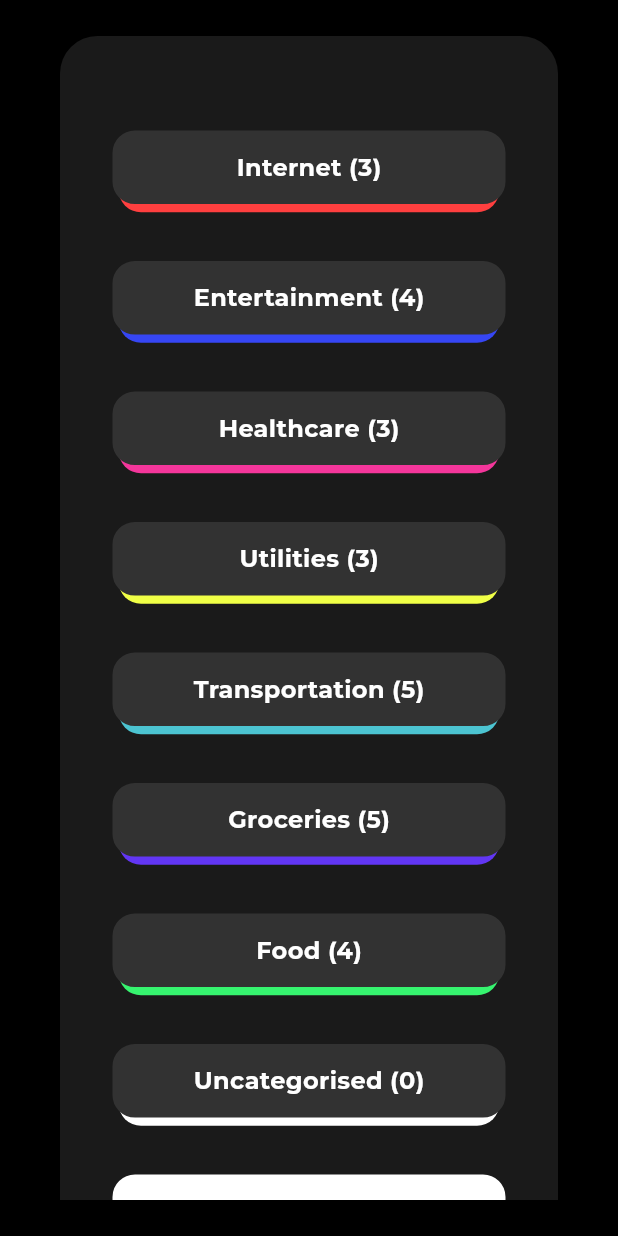
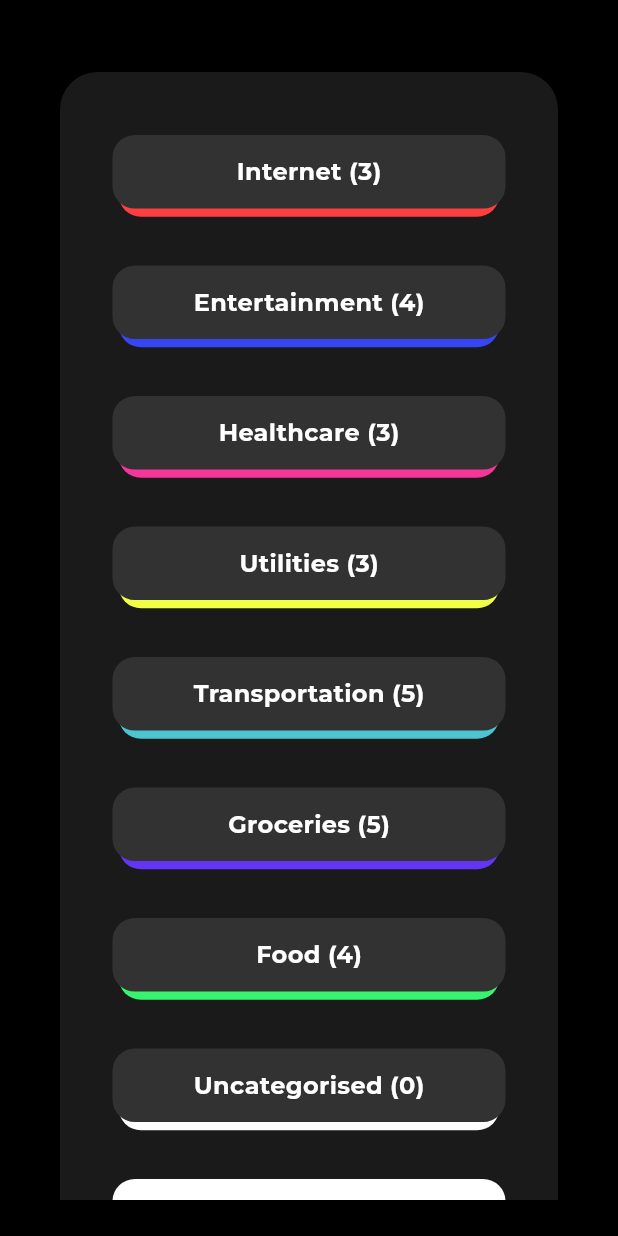
Before and after one commit to Benji-Philip/doshi, a Flutter app: the CategoryListSelector widget shown alone on an empty page, opened directly, on a phone screen of 412 x 824 dp. Run offline on Flutter 3.47's test engine with Material 3 defaults, Android fonts, the light colour scheme and no system bars; drawn by our look-alikes of flutter_slidable; our stand-ins replace camera, file_picker, fl_chart, flutter_colorpicker, fluttertoast, google_fonts and 5 more; missing offline and left inert: currency_picker, flutter_displaymode, month_year_picker; accounts and stored records are empty; generated files the repository leaves out were written again; project files that could hold a hidden picture were left out.

Commit message:
chnaged some padding settings

```diff
--- a/lib/components/category_selector.dart
+++ b/lib/components/category_selector.dart
@@ -38,31 +38,31 @@ class _CategoryListState extends ConsumerState<CategoryListSelector> {
         ref.watch(subCategoryDatabaseProvider.notifier);
     List<SubCategoryEntry> currentSubCategories =
         subCategoriesDatabaseNotifier.currentSubCategories.reversed.toList();
-    return SafeArea(
-      child: Dialog(
+    return Dialog(
       backgroundColor: Colors.transparent,
       child: SingleChildScrollView(
         controller: _scrollController,
         child: Column(
           children: [
-              Stack(
-                children: [
-                  Container(
+            Padding(
+              padding: const EdgeInsets.symmetric(vertical: 24.0),
+              child: Container(
                 decoration: BoxDecoration(
                     borderRadius: const BorderRadius.all(Radius.circular(25)),
                     color: Theme.of(context).colorScheme.tertiary),
                 child: Padding(
-                      padding: const EdgeInsets.all(21.0),
+                  padding: EdgeInsets.symmetric(
+                      horizontal: 21.0,
+                      vertical: widget.editMode ?? false ? 0 : 12),
                   child: CategoryList(
                       editMode: widget.editMode,
                       currentCategories: currentCategories,
                       currentSubCategories: currentSubCategories),
                 ),
               ),
-                ],
             ),
             Padding(
-                padding: const EdgeInsets.only(top: 24.0),
+              padding: const EdgeInsets.only(top: 0.0),
               child: MyButton(
                 borderRadius: 50,
                 onTap: () {
@@ -81,7 +81,6 @@ class _CategoryListState extends ConsumerState<CategoryListSelector> {
           ],
         ),
       ),
-      ),
     );
   }
 }
--- a/lib/components/slidable_category.dart
+++ b/lib/components/slidable_category.dart
@@ -114,6 +114,33 @@ class _SlidableCategoryState extends ConsumerState<SlidableCategory>
                   motion: const BehindMotion(),
                   children: [
                     SlidableAction(
+                      padding: const EdgeInsets.only(right: 0),
+                      onPressed: (context) {
+                        if (widget.notInList || widget.index == 0) {
+                          return;
+                        }
+                        HapticFeedback.lightImpact();
+
+                        HapticFeedback.lightImpact();
+                        ref.read(categoryColor.notifier).update((state) =>
+                            Color(widget.currentCategories[widget.index]
+                                .categoryColor));
+                        ref.read(categoryText.notifier).update((state) =>
+                            widget.currentCategories[widget.index].category);
+                        Navigator.of(context).push(PageRouteBuilder(
+                            opaque: false,
+                            barrierDismissible: false,
+                            pageBuilder: (BuildContext context, _, __) {
+                              return EditCategory(
+                                id: widget.currentCategories[widget.index].id,
+                              );
+                            }));
+                      },
+                      backgroundColor: const Color.fromARGB(0, 255, 255, 255),
+                      foregroundColor: Theme.of(context).colorScheme.surface,
+                      icon: Icons.edit_rounded,
+                    ),
+                    SlidableAction(
                       padding: const EdgeInsets.only(right: 5),
                       onPressed: (context) {
                         HapticFeedback.heavyImpact();
@@ -137,7 +164,7 @@ class _SlidableCategoryState extends ConsumerState<SlidableCategory>
                       backgroundColor: Colors.transparent,
                       foregroundColor: Theme.of(context).colorScheme.surface,
                       icon: Icons.delete_rounded,
-                    )
+                    ),
                   ]),
               child: IgnorePointer(
                 ignoring: ref.read(openSubCats) == widget.index &&
```
Also changed, not shown: lib/components/slidable_subcategory.dart (+28 -0 lines). Lines whose indentation alone changed are shown as unchanged.
